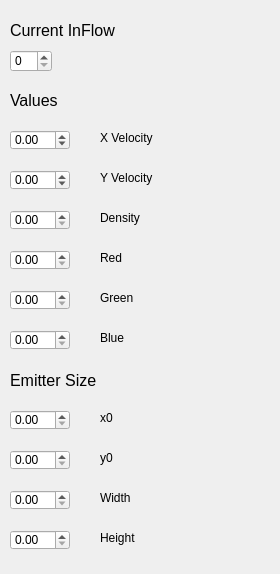
Qt form src/Gui/InFlowWidget.ui (JackCristofoletti/FluidSim2D) before a commit.
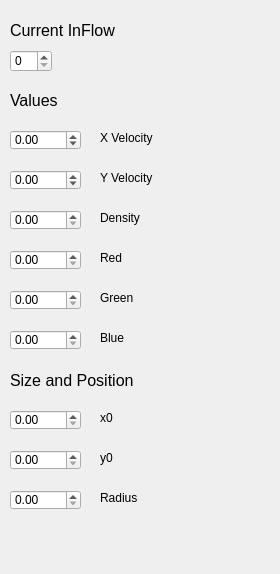
The same form after that commit.

Commit message: [master] Removing fluid quantity Using cuda textures for simpler access / interpolation Jacobi Solver implemented Fluid Emitters now round instead of quads

The edit to the form file:
```diff
--- a/src/Gui/InFlowWidget.ui
+++ b/src/Gui/InFlowWidget.ui
@@ -24,12 +24,15 @@
     <rect>
      <x>10</x>
      <y>130</y>
-     <width>60</width>
+     <width>71</width>
      <height>20</height>
     </rect>
    </property>
    <property name="minimum">
-    <double>-99.000000000000000</double>
+    <double>-1000.000000000000000</double>
+   </property>
+   <property name="maximum">
+    <double>1000.000000000000000</double>
    </property>
   </widget>
   <widget class="QDoubleSpinBox" name="v_velocity_combo_box">
@@ -37,12 +40,15 @@
     <rect>
      <x>10</x>
      <y>170</y>
-     <width>60</width>
+     <width>71</width>
      <height>20</height>
     </rect>
    </property>
    <property name="minimum">
-    <double>-99.000000000000000</double>
+    <double>-1000.000000000000000</double>
+   </property>
+   <property name="maximum">
+    <double>1000.000000000000000</double>
    </property>
   </widget>
   <widget class="QDoubleSpinBox" name="density_combo_box">
@@ -50,7 +56,7 @@
     <rect>
      <x>10</x>
      <y>210</y>
-     <width>60</width>
+     <width>71</width>
      <height>20</height>
     </rect>
    </property>
@@ -66,7 +72,7 @@
     <rect>
      <x>10</x>
      <y>250</y>
-     <width>60</width>
+     <width>71</width>
      <height>20</height>
     </rect>
    </property>
@@ -79,7 +85,7 @@
     <rect>
      <x>10</x>
      <y>290</y>
-     <width>60</width>
+     <width>71</width>
      <height>20</height>
     </rect>
    </property>
@@ -92,7 +98,7 @@
     <rect>
      <x>10</x>
      <y>330</y>
-     <width>60</width>
+     <width>71</width>
      <height>20</height>
     </rect>
    </property>
@@ -105,7 +111,7 @@
     <rect>
      <x>100</x>
      <y>130</y>
-     <width>61</width>
+     <width>101</width>
      <height>16</height>
     </rect>
    </property>
@@ -118,7 +124,7 @@
     <rect>
      <x>100</x>
      <y>170</y>
-     <width>55</width>
+     <width>91</width>
      <height>16</height>
     </rect>
    </property>
@@ -188,36 +194,7 @@
     </rect>
    </property>
    <property name="text">
-    <string>Width</string>
-   </property>
-  </widget>
-  <widget class="QDoubleSpinBox" name="height_combo_box">
-   <property name="geometry">
-    <rect>
-     <x>10</x>
-     <y>530</y>
-     <width>60</width>
-     <height>20</height>
-    </rect>
-   </property>
-   <property name="maximum">
-    <double>1.000000000000000</double>
-   </property>
-   <property name="singleStep">
-    <double>0.010000000000000</double>
-   </property>
-  </widget>
-  <widget class="QLabel" name="label_8">
-   <property name="geometry">
-    <rect>
-     <x>100</x>
-     <y>530</y>
-     <width>55</width>
-     <height>16</height>
-    </rect>
-   </property>
-   <property name="text">
-    <string>Height</string>
+    <string>Radius</string>
    </property>
   </widget>
   <widget class="QDoubleSpinBox" name="y_origin_combo_box">
@@ -225,7 +202,7 @@
     <rect>
      <x>10</x>
      <y>450</y>
-     <width>60</width>
+     <width>71</width>
      <height>20</height>
     </rect>
    </property>
@@ -241,7 +218,7 @@
     <rect>
      <x>10</x>
      <y>410</y>
-     <width>60</width>
+     <width>71</width>
      <height>20</height>
     </rect>
    </property>
@@ -257,7 +234,7 @@
     <rect>
      <x>10</x>
      <y>490</y>
-     <width>60</width>
+     <width>71</width>
      <height>20</height>
     </rect>
    </property>
@@ -327,7 +304,7 @@
     </font>
    </property>
    <property name="text">
-    <string>Emitter Size</string>
+    <string>Size and Position</string>
    </property>
   </widget>
   <widget class="QLabel" name="label_13">
```
Left out of the diff: 2 changed lines with no effect on the pictures. The commit also changes 49 other files.
